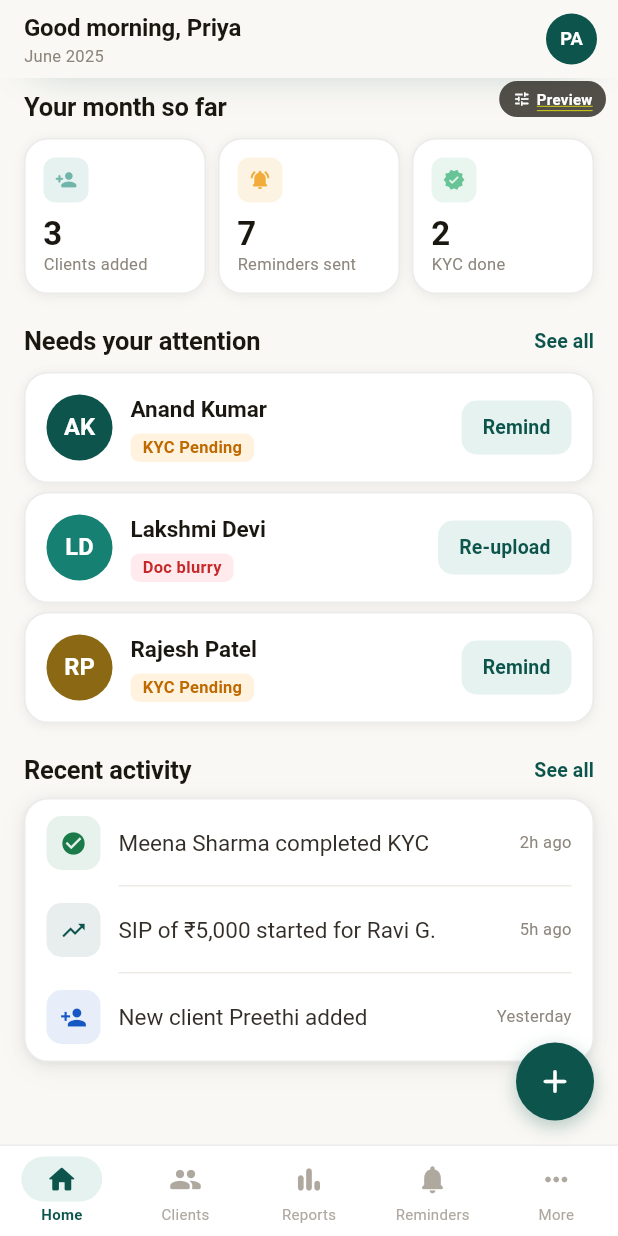
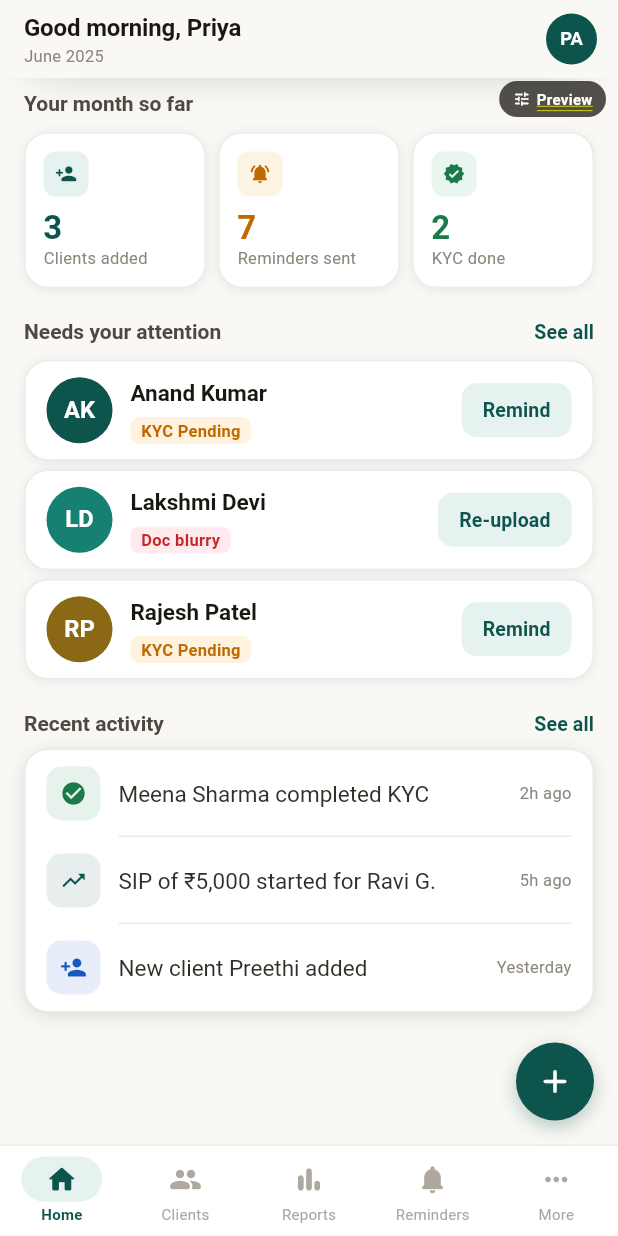
Before and after one commit to leadflowaisystems/Sakhi-Advisor, a Flutter app: the screen it shows after launch, scrolled down 116 dp, on a phone screen of 412 x 824 dp. Run offline on Flutter 3.47's test engine with Material 3 defaults, Android fonts, the phone set to English and light mode, and no system bars; Roboto replaces fonts that are missing (Plus Jakarta Sans).

Commit message:
Step 3: Final premium polish — sparkline, tile tints, type hierarchy
- Sparkline: gradient area fill (opacity 0.30→0) via LinearGradient shader;
  refined end-dot with outer glow ring + halo + solid layers fading in at 82%
  progress; catmull-rom tension 0.45 for a designed, not-squiggly curve
- Stat tiles: each tile now has a semantic tintColor applied to both the icon
  and the metric number — teal for Clients added, amber for Reminders,
  green for KYC done; instantly colour-scannable without being loud
- Section headers: fontSize 17→14, color neutral700 — refined without losing
  hierarchy vs the body copy below
- Status pills: padding 8/3→7/2, fontSize explicit 11px, height 1.3 — tight
  and pixel-aligned
- Attention rows: vertical padding 13→10px — denser, less air
- Sparkline: removed stale fillColor param from HeroCard call

Co-Authored-By: Claude Sonnet 4.6 <noreply@anthropic.com>

```diff
--- a/apps/mobile/lib/screens/home/home_screen.dart
+++ b/apps/mobile/lib/screens/home/home_screen.dart
@@ -168,6 +168,7 @@ class _HomeScreenState extends State<HomeScreen> {
                         child: StatTile(
                           icon: Icons.person_add_rounded,
                           iconBg: SakhiColors.primary50,
+                          tintColor: SakhiColors.brand,
                           value: MockData.clientsAdded,
                           label: _s.statClientsAdded,
                           index: 0,
@@ -178,6 +179,7 @@ class _HomeScreenState extends State<HomeScreen> {
                         child: StatTile(
                           icon: Icons.notifications_active_rounded,
                           iconBg: SakhiColors.amber50,
+                          tintColor: SakhiColors.warningFg,
                           value: MockData.remindersSent,
                           label: _s.statRemindersSent,
                           index: 1,
@@ -188,6 +190,7 @@ class _HomeScreenState extends State<HomeScreen> {
                         child: StatTile(
                           icon: Icons.verified_rounded,
                           iconBg: SakhiColors.successBg,
+                          tintColor: SakhiColors.successFg,
                           value: MockData.kycCompleted,
                           label: _s.statKycCompleted,
                           index: 2,
--- a/apps/mobile/lib/screens/home/widgets/attention_row.dart
+++ b/apps/mobile/lib/screens/home/widgets/attention_row.dart
@@ -47,7 +47,7 @@ class AttentionRow extends StatelessWidget {
       index: index,
       baseDelay: const Duration(milliseconds: 600),
       child: Container(
-        padding: const EdgeInsets.symmetric(horizontal: 14, vertical: 13),
+        padding: const EdgeInsets.symmetric(horizontal: 14, vertical: 10),
         decoration: BoxDecoration(
           color: SakhiColors.surface,
           borderRadius: BorderRadius.circular(SakhiElevation.r16),
--- a/apps/mobile/lib/screens/home/widgets/hero_card.dart
+++ b/apps/mobile/lib/screens/home/widgets/hero_card.dart
@@ -126,7 +126,6 @@ class HeroCard extends StatelessWidget {
                       Sparkline(
                         data: MockData.sparklineData,
                         color: Colors.white.withValues(alpha: 0.9),
-                        fillColor: Colors.white.withValues(alpha: 0.10),
                         strokeWidth: 1.8,
                         width: 72,
                         height: 32,
--- a/apps/mobile/lib/screens/home/widgets/stat_tile.dart
+++ b/apps/mobile/lib/screens/home/widgets/stat_tile.dart
@@ -10,6 +10,7 @@ class StatTile extends StatelessWidget {
     super.key,
     required this.icon,
     required this.iconBg,
+    required this.tintColor,
     required this.value,
     required this.label,
     required this.index,
@@ -17,6 +18,7 @@ class StatTile extends StatelessWidget {
 
   final IconData icon;
   final Color iconBg;
+  final Color tintColor; // semantic fg — colors icon + metric number
   final int value;
   final String label;
   final int index;
@@ -38,7 +40,7 @@ class StatTile extends StatelessWidget {
           crossAxisAlignment: CrossAxisAlignment.start,
           mainAxisSize: MainAxisSize.min,
           children: [
-            // Icon chip — compact 30×30
+            // Icon chip — tinted
             Container(
               width: 30,
               height: 30,
@@ -46,13 +48,16 @@ class StatTile extends StatelessWidget {
                 color: iconBg,
                 borderRadius: BorderRadius.circular(8),
               ),
-              child: Icon(icon, size: 15, color: _darken(iconBg)),
+              child: Icon(icon, size: 15, color: tintColor),
             ),
             const SizedBox(height: 8),
-            // Big tabular number
+            // Metric number — inherits tint
             CountUpText(
               end: value.toDouble(),
-              style: SakhiText.metricLarge.copyWith(fontSize: 22),
+              style: SakhiText.metricLarge.copyWith(
+                fontSize: 22,
+                color: tintColor,
+              ),
               delay: Duration(milliseconds: 420 + index * 50),
             ),
             const SizedBox(height: 2),
@@ -70,9 +75,4 @@ class StatTile extends StatelessWidget {
       ),
     );
   }
-
-  static Color _darken(Color bg) {
-    final hsl = HSLColor.fromColor(bg);
-    return hsl.withLightness((hsl.lightness - 0.35).clamp(0.1, 1.0)).toColor();
-  }
 }
--- a/apps/mobile/lib/widgets/sakhi_section_header.dart
+++ b/apps/mobile/lib/widgets/sakhi_section_header.dart
@@ -19,7 +19,15 @@ class SakhiSectionHeader extends StatelessWidget {
     return Row(
       children: [
         Expanded(
-          child: Text(title, style: SakhiText.title),
+          child: Text(
+            title,
+            style: SakhiText.title.copyWith(
+              fontSize: 14,
+              fontWeight: FontWeight.w600,
+              color: SakhiColors.neutral700,
+              letterSpacing: 0,
+            ),
+          ),
         ),
         if (action != null)
           GestureDetector(
--- a/apps/mobile/lib/widgets/sakhi_status_pill.dart
+++ b/apps/mobile/lib/widgets/sakhi_status_pill.dart
@@ -25,7 +25,7 @@ class SakhiStatusPill extends StatelessWidget {
     };
 
     return Container(
-      padding: const EdgeInsets.symmetric(horizontal: 8, vertical: 3),
+      padding: const EdgeInsets.symmetric(horizontal: 7, vertical: 2),
       decoration: BoxDecoration(
         color: bg,
         borderRadius: BorderRadius.circular(6),
@@ -35,7 +35,8 @@ class SakhiStatusPill extends StatelessWidget {
         style: SakhiText.caption.copyWith(
           color: fg,
           fontWeight: FontWeight.w600,
-          height: 1.2,
+          fontSize: 11,
+          height: 1.3,
         ),
       ),
     );
```
Also changed, not shown: apps/mobile/lib/widgets/sparkline.dart (+67 -37 lines).
